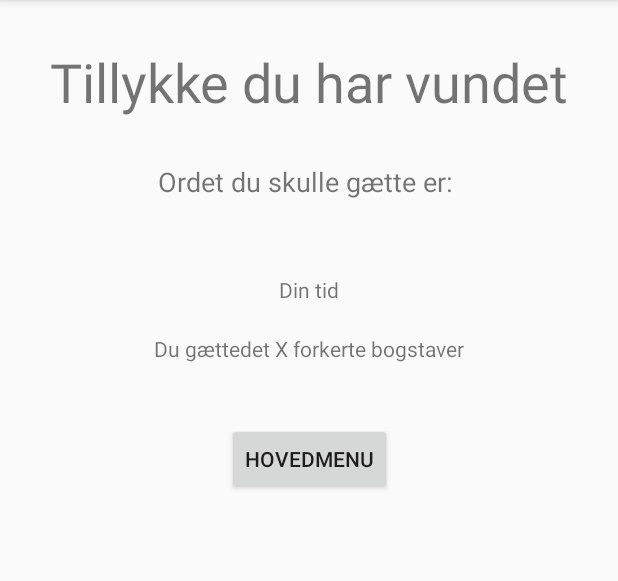
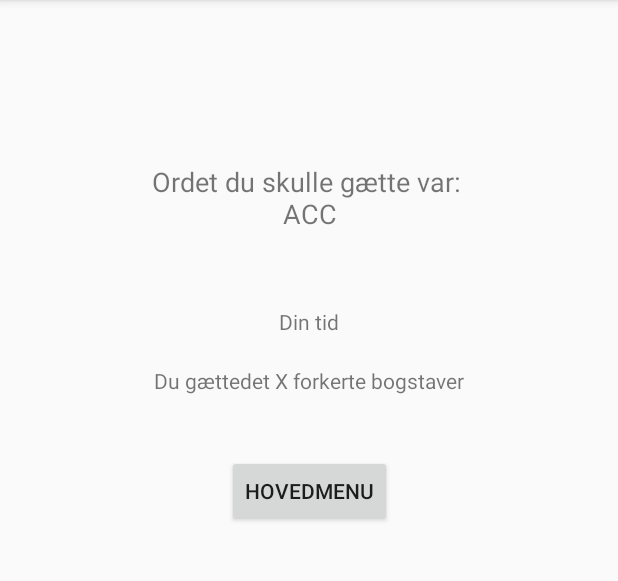
Before and after one commit to kajgaard/GalgeSpil, an Android app: the StartSpilAktivitet screen opened directly, with no data from a screen before it, after a tap on "AFSLUT", on a phone screen of 412 x 824 dp, the part 84-665 px from its top. Run offline under Robolectric (Android 15) with nearby library versions, the phone set to English and light mode, and no system bars; 3 other taps on this screen came first.

Commit message:
Fix på b od d knap, samt videreført status besked fra SpilSPil, til afsluttetspil

```diff
--- a/app/src/main/AndroidManifest.xml
+++ b/app/src/main/AndroidManifest.xml
@@ -9,7 +9,7 @@
         android:roundIcon="@mipmap/ic_launcher_round"
         android:supportsRtl="true"
         android:theme="@style/AppTheme">
-        <activity android:name=".AfslutSpilAktivitet"></activity>
+
         <activity android:name=".AfsluttetSpilAktivitet" />
         <activity android:name=".StartSpilAktivitet" />
         <activity android:name=".ReglerAktivitet" />
--- a/app/src/main/java/com/example/galgespil/AfsluttetSpilAktivitet.java
+++ b/app/src/main/java/com/example/galgespil/AfsluttetSpilAktivitet.java
@@ -2,17 +2,50 @@ package com.example.galgespil;
 
 import androidx.appcompat.app.AppCompatActivity;
 
+import android.content.Intent;
 import android.os.Bundle;
+import android.view.View;
+import android.widget.Button;
+import android.widget.TextView;
 
-public class AfsluttetSpilAktivitet extends AppCompatActivity {
+
+
+public class AfsluttetSpilAktivitet extends AppCompatActivity implements View.OnClickListener {
+
+    Button tilHovedmenu;
+    TextView ordGættet, tidSlut, status, forkerteBog;
+    Logik logik = new Logik();
+
 
     @Override
     protected void onCreate(Bundle savedInstanceState) {
         super.onCreate(savedInstanceState);
         setContentView(R.layout.activity_afsluttet_spil_aktivitet);
 
-        String status = getIntent().getStringExtra("status");
+        String statusFraSpil = getIntent().getStringExtra("status");
+
+        tilHovedmenu = findViewById(R.id.tilHovedmenu);
+        tilHovedmenu.setOnClickListener(this);
+
+        status = findViewById(R.id.status);
+        status.setText(statusFraSpil);
+
+
+        ordGættet = findViewById(R.id.ordGættet);
+        ordGættet.setText("Ordet du skulle gætte var: \n"+ logik.getOrdet());
+
+
+
+
 
         //For at modtage string skriv: String navn = i.getStringExtra("navn");
     }
+
+    @Override
+    public void onClick(View v) {
+        if(v == tilHovedmenu){
+            Intent i = new Intent(this,Hovedmenu.class);
+            this.startActivity(i);
+        }
+    }
 }
--- a/app/src/main/java/com/example/galgespil/Logik.java
+++ b/app/src/main/java/com/example/galgespil/Logik.java
@@ -33,9 +33,9 @@ public class Logik {
             muligeOrd.add("nitten");
 
              */
-            muligeOrd.add("ABC");
+
             muligeOrd.add("ACC");
-            muligeOrd.add("ABCD");
+
             nulstil();
         }
 
--- a/app/src/main/res/layout/activity_afsluttet_spil_aktivitet.xml
+++ b/app/src/main/res/layout/activity_afsluttet_spil_aktivitet.xml
@@ -23,6 +23,7 @@
         android:layout_height="wrap_content"
         android:layout_marginTop="30dp"
         android:text="Ordet du skulle gætte er: "
+        android:textAlignment="center"
         android:textSize="18sp"
         app:layout_constraintEnd_toEndOf="parent"
         app:layout_constraintHorizontal_bias="0.5"
@@ -35,6 +36,7 @@
         android:layout_height="wrap_content"
         android:layout_marginTop="50dp"
         android:text="Din tid"
+        android:textAlignment="center"
         app:layout_constraintEnd_toEndOf="parent"
         app:layout_constraintHorizontal_bias="0.5"
         app:layout_constraintStart_toStartOf="parent"
@@ -46,6 +48,7 @@
         android:layout_height="wrap_content"
         android:layout_marginTop="20dp"
         android:text="Du gættedet X forkerte bogstaver"
+        android:textAlignment="center"
         app:layout_constraintEnd_toEndOf="parent"
         app:layout_constraintHorizontal_bias="0.5"
         app:layout_constraintStart_toStartOf="parent"
@@ -57,6 +60,7 @@
         android:layout_height="wrap_content"
         android:layout_marginTop="30dp"
         android:text="Tillykke du har vundet"
+        android:textAlignment="center"
         android:textSize="36sp"
         app:layout_constraintEnd_toEndOf="parent"
         app:layout_constraintHorizontal_bias="0.5"
```
Also changed, not shown: app/src/main/java/com/example/galgespil/AfslutSpilAktivitet.java (deleted, +0 -14 lines), app/src/main/java/com/example/galgespil/StartSpilAktivitet.java (+8 -5 lines).
